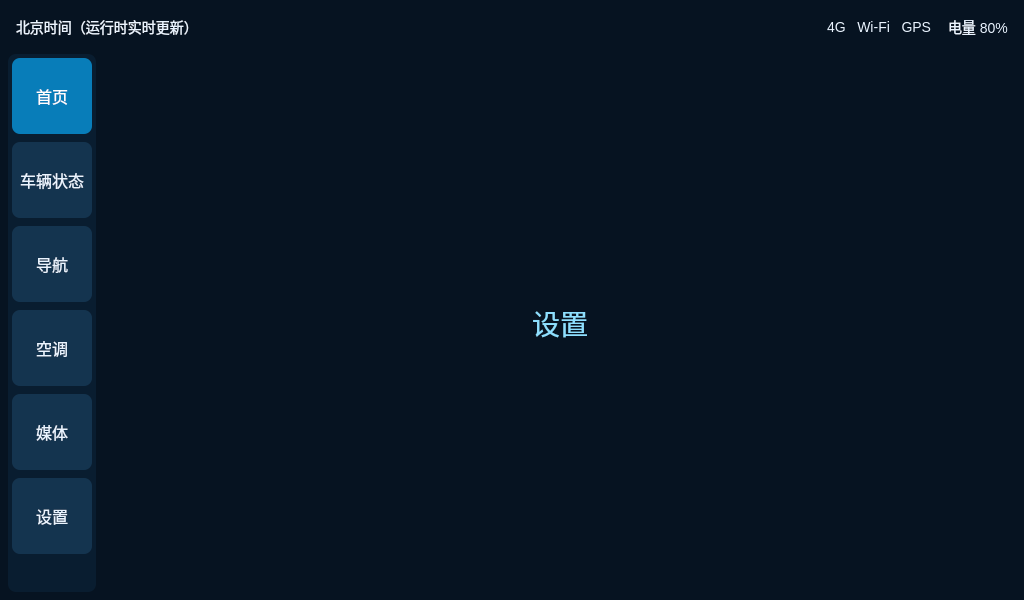
First picture: the form in src/ui/main_window.ui, repository tfghcjdk/win-lin-Qt-, before the edit.
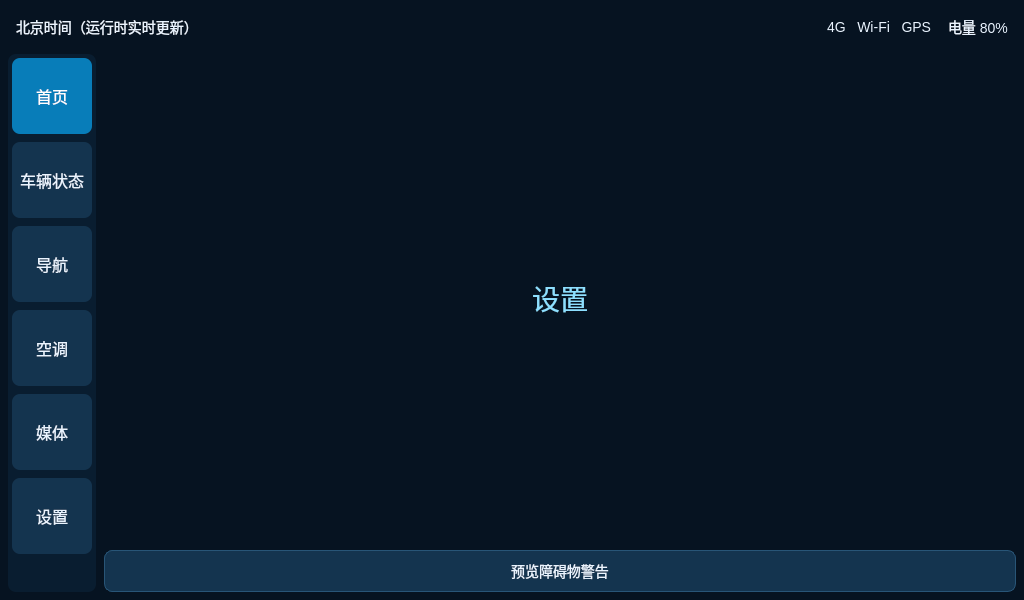
Second picture: the form after the edit. The open tabs and pages were chosen to show the change. Icons and pictures are not drawn.

Commit message: feat: refine reverse guides and obstacle warning

Patch:
```diff
--- a/src/ui/main_window.ui
+++ b/src/ui/main_window.ui
@@ -1365,6 +1365,16 @@
             </property>
            </widget>
           </item>
+          <item>
+           <widget class="QPushButton" name="btnObstacleWarningPreview">
+            <property name="text">
+             <string>预览障碍物警告</string>
+            </property>
+            <property name="accessibleName">
+             <string>障碍物警告预览</string>
+            </property>
+           </widget>
+          </item>
          </layout>
         </widget>
        </widget>
```
Left out of the diff: 2 changed lines with no effect on the pictures. The commit also changes 8 other files.
